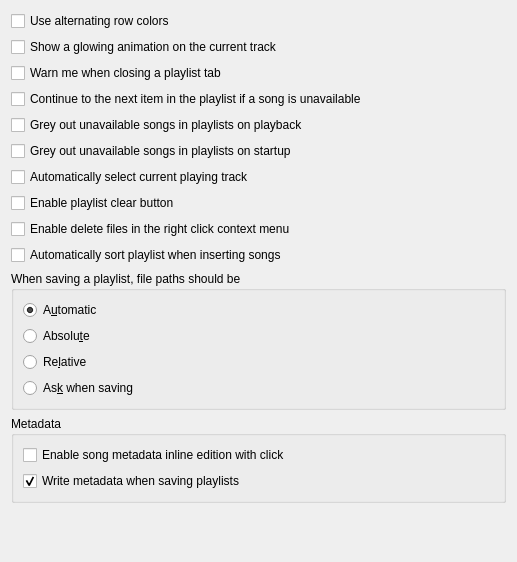
The window that src/settings/playlistsettingspage.ui (strawberrymusicplayer/strawberry) describes before a commit, drawn with Qt 5.
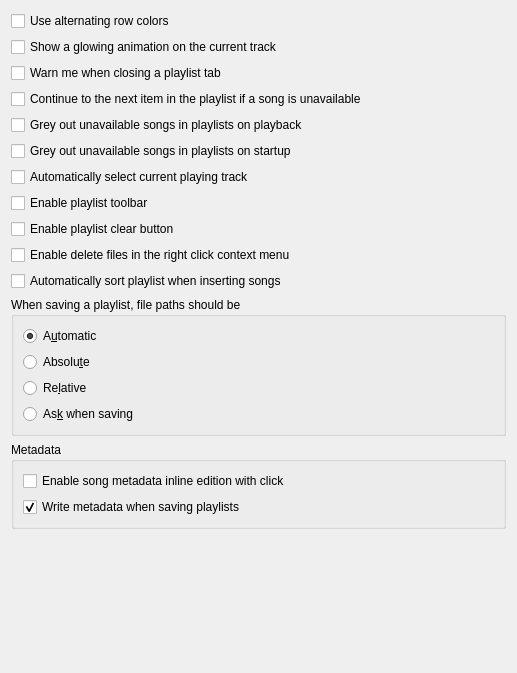
The same window after the commit.

Commit message: Add settings to enable/disable playlist toolbar

Patch:
```diff
--- a/src/settings/playlistsettingspage.ui
+++ b/src/settings/playlistsettingspage.ui
@@ -7,7 +7,7 @@
     <x>0</x>
     <y>0</y>
     <width>517</width>
-    <height>562</height>
+    <height>673</height>
    </rect>
   </property>
   <property name="windowTitle">
@@ -63,6 +63,13 @@
      </property>
     </widget>
    </item>
+   <item>
+    <widget class="QCheckBox" name="checkbox_show_toolbar">
+     <property name="text">
+      <string>Enable playlist toolbar</string>
+     </property>
+    </widget>
+   </item>
    <item>
     <widget class="QCheckBox" name="checkbox_playlist_clear">
      <property name="text">
```
The commit also changes 2 other files.
